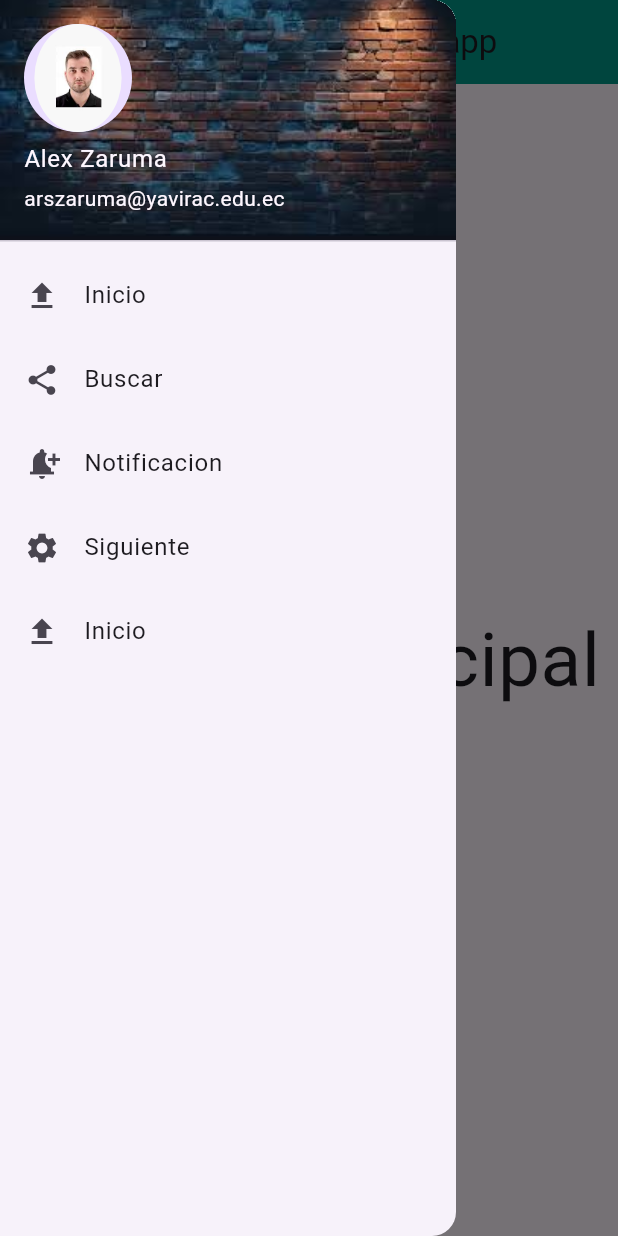
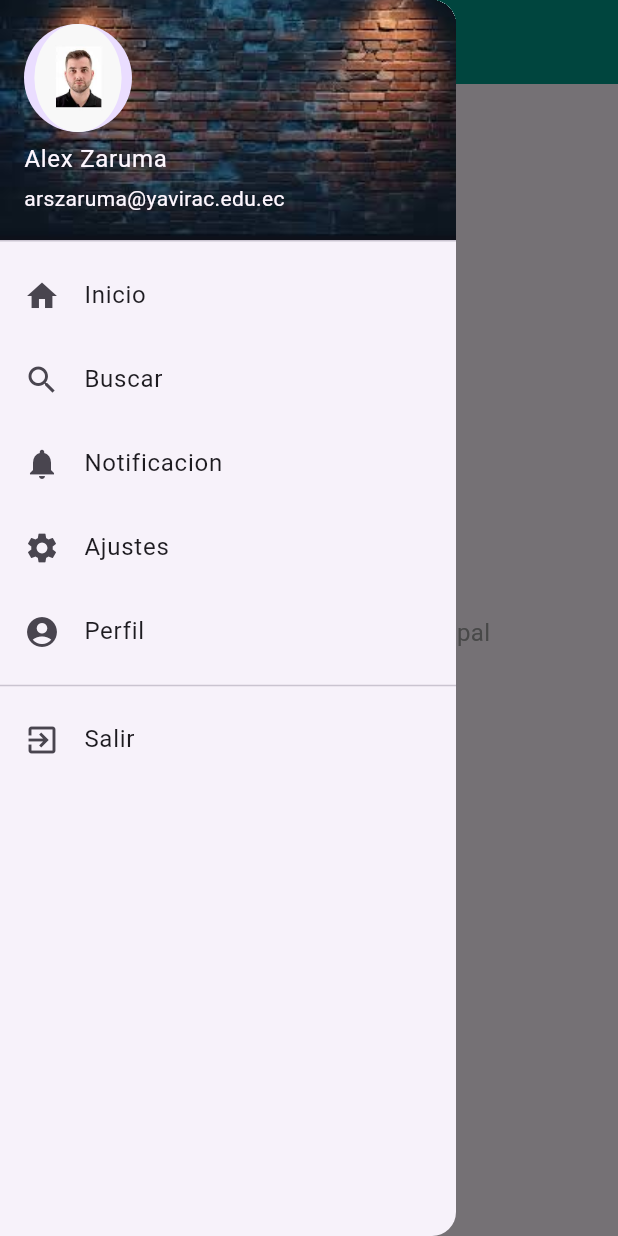
Before and after one commit to alexrob1210/cuarto, a Flutter app: the screen it shows after launch, with the side drawer open, on a phone screen of 412 x 824 dp. Run offline on Flutter 3.47's test engine with Material 3 defaults, Android fonts, the phone set to English and light mode, and no system bars.

Commit message:
5 pantallas

```diff
--- a/menu_drawer/lib/main.dart
+++ b/menu_drawer/lib/main.dart
@@ -1,5 +1,17 @@
 import 'package:flutter/material.dart';
+
+// --- (PASO 1) AÑADIMOS EL IMPORT DEL NAVBAR ---
+// La nueva HomePage (tu "Paginan principal") también
+// necesita mostrar el menú lateral.
 import 'package:menu_drawer/src/navbar.dart';
+
+// Tus importaciones de las 5 pantallas (con punto)
+import 'package:menu_drawer/src/inicio.screen.dart';
+import 'package:menu_drawer/src/buscar.screen.dart';
+import 'package:menu_drawer/src/notificaciones.screen.dart';
+import 'package:menu_drawer/src/ajustes.screen.dart';
+import 'package:menu_drawer/src/perfil.screen.dart';
+
 
 void main() {
   runApp(const MyApp());
@@ -12,14 +24,49 @@ class MyApp extends StatelessWidget {
   Widget build(BuildContext context) {
     return MaterialApp(
       debugShowCheckedModeBanner: false,
-      home: Scaffold(
-        drawer: Navbar(),
-        appBar: AppBar(
-          title: const Text('Navegacion de drawer app'),
-          backgroundColor: Colors.teal,
-        ),
-        body: Center(
-          child: Text("Paginan principal", style: TextStyle(fontSize: 50.0)),
+      title: 'Navegacion de drawer app',
+
+      initialRoute: '/inicio', // Empezamos en Inicio
+
+      // El mapa de rutas
+      routes: {
+
+        // --- (PASO 2) AÑADIMOS LA RUTA PRINCIPAL ---
+        // Esta es la ruta que buscan los botones "Volver al Inicio".
+        // Apunta a la clase HomePage que definimos abajo.
+        '/': (context) => const HomePage(),
+
+        // Tus rutas actuales
+        '/inicio': (context) => const InicioScreen(),
+        '/buscar': (context) => const BuscarScreen(),
+        '/notificaciones': (context) => const NotificacionesScreen(),
+        '/ajustes': (context) => const AjustesScreen(),
+        '/perfil': (context) => const PerfilScreen(),
+      },
+    );
+  }
+}
+
+
+// --- (PASO 3) AÑADIMOS LA CLASE DE TU "PAGINAN PRINCIPAL" ---
+// No necesitas un archivo nuevo, la ponemos aquí mismo.
+// Esta es la pantalla que se verá cuando presiones "Volver al Inicio".
+
+class HomePage extends StatelessWidget {
+  const HomePage({super.key});
+
+  @override
+  Widget build(BuildContext context) {
+    return Scaffold(
+      drawer: const Navbar(), // Le ponemos el menú
+      appBar: AppBar(
+        title: const Text('Página Principal'),
+        backgroundColor: Colors.teal,
+      ),
+      body: const Center(
+        child: Text(
+          'Paginan principal', // El texto de tu pantalla original
+          style: TextStyle(fontSize: 50.0),
         ),
       ),
     );
--- /dev/null
+++ b/menu_drawer/lib/src/inicio.screen.dart
@@ -0,0 +1,43 @@
+import 'package:flutter/material.dart';
+import 'navbar.dart'; // Importa el navbar
+
+class InicioScreen extends StatelessWidget {
+  const InicioScreen({super.key});
+
+  @override
+  Widget build(BuildContext context) {
+    return Scaffold(
+      drawer: const Navbar(), // Tiene el menú
+      appBar: AppBar(
+        title: const Text('Inicio'),
+        backgroundColor: Colors.teal,
+      ),
+      body: Center(
+        child: Column(
+          mainAxisAlignment: MainAxisAlignment.center,
+          children: [
+            const Text(
+              'Página de Inicio',
+              style: TextStyle(fontSize: 24),
+            ),
+            const SizedBox(height: 8),
+            const Text(
+              'Bienvenido a la pantalla principal',
+              style: TextStyle(fontSize: 16, color: Colors.grey),
+            ),
+            const SizedBox(height: 30),
+            ElevatedButton(
+              style: ElevatedButton.styleFrom(
+                backgroundColor: Colors.blueGrey,
+              ),
+              child: const Text('Volver al Inicio'), // Botón
+              onPressed: () {
+                Navigator.pushReplacementNamed(context, '/');
+              },
+            ),
+          ],
+        ),
+      ),
+    );
+  }
+}
--- a/menu_drawer/lib/src/navbar.dart
+++ b/menu_drawer/lib/src/navbar.dart
@@ -1,4 +1,6 @@
 import 'package:flutter/material.dart';
+
+
 
 class Navbar extends StatelessWidget {
   const Navbar({super.key});
@@ -7,14 +9,22 @@ class Navbar extends StatelessWidget {
   Widget build(BuildContext context) {
     return Drawer(
       child: ListView(
+        // Quita cualquier padding del ListView
+        padding: EdgeInsets.zero,
         children: [
           UserAccountsDrawerHeader(
-            accountName: Text("Alex Zaruma"),
-            accountEmail: Text("arszaruma@yavirac.edu.ec"),
-            currentAccountPicture: CircleAvatar(
-              child: ClipOval(child: Image.asset("images/hombre.jpg")),
+            accountName: const Text("Alex Zaruma"),
+            accountEmail: const Text("arszaruma@yavirac.edu.ec"),
+            currentAccountPicture: GestureDetector(
+              onTap: () {
+                Navigator.pop(context); // Cierra el drawer
+                Navigator.pushReplacementNamed(context, '/perfil');
+              },
+              child: const CircleAvatar(
+                child: ClipOval(child: Image(image: AssetImage("images/hombre.jpg"))),
+              ),
             ),
-            decoration: BoxDecoration(
+            decoration: const BoxDecoration(
               color: Colors.amber,
               image: DecorationImage(
                 image: AssetImage("images/pared.jpg"),
@@ -23,29 +33,52 @@ class Navbar extends StatelessWidget {
             ), // BoxDecoration
           ),
           ListTile(
-            leading: Icon(Icons.file_upload),
-            title: Text("Inicio"),
-            onTap: () => print("Inicial proceso"),
+            leading: const Icon(Icons.home),
+            title: const Text("Inicio"),
+            onTap: () {
+              Navigator.pop(context); // Cierra el drawer
+              Navigator.pushReplacementNamed(context, '/inicio');
+            },
           ),
           ListTile(
-            leading: Icon(Icons.share),
-            title: Text("Buscar"),
-            onTap: () => print("Buscar archivo"),
+            leading: const Icon(Icons.search),
+            title: const Text("Buscar"),
+            onTap: () {
+              Navigator.pop(context); // Cierra el drawer
+              Navigator.pushReplacementNamed(context, '/buscar');
+            },
           ),
           ListTile(
-            leading: Icon(Icons.notification_add),
-            title: Text("Notificacion"),
-            onTap: () => print("Notificaciones"),
+            leading: const Icon(Icons.notifications),
+            title: const Text("Notificacion"),
+            onTap: () {
+              Navigator.pop(context); // Cierra el drawer
+              Navigator.pushReplacementNamed(context, '/notificaciones');
+            },
           ),
           ListTile(
-            leading: Icon(Icons.settings),
-            title: Text("Siguiente"),
-            onTap: () => print("Inicial proceso"),
+            leading: const Icon(Icons.settings),
+            title: const Text("Ajustes"),
+            onTap: () {
+               Navigator.pop(context); // Cierra el drawer
+              Navigator.pushReplacementNamed(context, '/ajustes');
+            },
           ),
           ListTile(
-            leading: Icon(Icons.file_upload),
-            title: Text("Inicio"),
-            onTap: () => print("Inicial proceso"),
+            leading: const Icon(Icons.account_circle),
+            title: const Text("Perfil"),
+            onTap: () {
+               Navigator.pop(context);
+              Navigator.pushReplacementNamed(context, '/perfil');
+            },
+          ),
+          const Divider(), // Un separador visual
+          ListTile(
+            leading: const Icon(Icons.exit_to_app),
+            title: const Text("Salir"),
+            onTap: () {
+              Navigator.pop(context); // Solo cierra el drawer
+            },
           ),
         ],
       ),
```
Also changed, not shown: menu_drawer/lib/src/ajustes.screen.dart (added, +38 -0 lines), menu_drawer/lib/src/buscar.screen.dart (added, +38 -0 lines), menu_drawer/lib/src/notificaciones.screen.dart (added, +38 -0 lines), menu_drawer/lib/src/perfil.screen.dart (added, +38 -0 lines).
